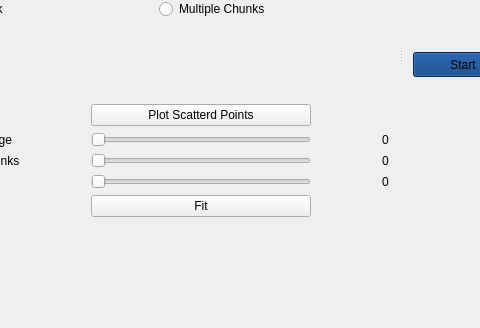
This is gui_main.ui in Mohamed-Ibrahim-01/curve-fitting as Qt 5 draws it before an edit; both pictures show x 87 to 567 and y 215 to 543 of the 894 by 543 pixel window. The edited form follows.
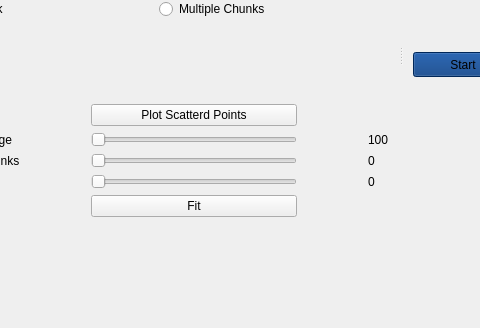
This is the edited form.

Commit message: removing stacked plots and handling viewe , grid and plotted data

The edit to the form file:
```diff
--- a/gui_main.ui
+++ b/gui_main.ui
@@ -113,6 +113,9 @@
       </item>
       <item row="1" column="1">
        <widget class="QSlider" name="data_percentage_slider">
+        <property name="maximum">
+         <number>100</number>
+        </property>
         <property name="orientation">
          <enum>Qt::Horizontal</enum>
         </property>
@@ -142,7 +145,7 @@
       <item row="1" column="2">
        <widget class="QLabel" name="data_percentage_label">
         <property name="text">
-         <string>0</string>
+         <string>100</string>
         </property>
        </widget>
       </item>
```
